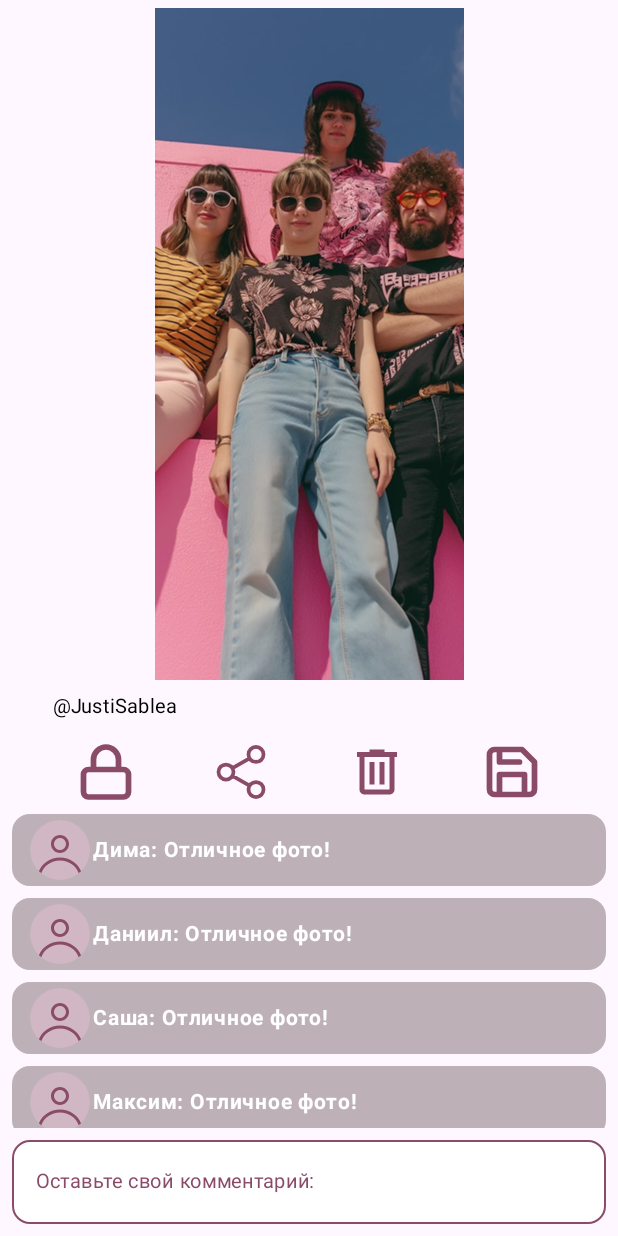
After one commit to Mixing-Visionary/Shiny-Appearance, an Android app built with Jetpack Compose: the composable MyPostScreen shown on its own in the app's theme, on a phone screen of 412 x 824 dp. The commit adds this screen. Run offline under Robolectric (Android 15) with nearby library versions, the phone set to English and light mode, and no system bars.

Commit message:
SCRUM-84 Добавлены экраны постов

```diff
--- /dev/null
+++ b/app/src/main/java/ru/visionary/mixing/shiny_appearance/presentation/components/CommentItem.kt
@@ -0,0 +1,63 @@
+package ru.visionary.mixing.shiny_appearance.presentation.components
+
+import androidx.compose.foundation.Image
+import androidx.compose.foundation.background
+import androidx.compose.foundation.clickable
+import androidx.compose.foundation.layout.Arrangement
+import androidx.compose.foundation.layout.Box
+import androidx.compose.foundation.layout.Row
+import androidx.compose.foundation.layout.fillMaxWidth
+import androidx.compose.foundation.layout.padding
+import androidx.compose.foundation.layout.size
+import androidx.compose.foundation.layout.wrapContentHeight
+import androidx.compose.foundation.shape.CircleShape
+import androidx.compose.foundation.shape.RoundedCornerShape
+import androidx.compose.material3.MaterialTheme
+import androidx.compose.material3.Text
+import androidx.compose.runtime.Composable
+import androidx.compose.ui.Alignment
+import androidx.compose.ui.Modifier
+import androidx.compose.ui.draw.clip
+import androidx.compose.ui.graphics.Color
+import androidx.compose.ui.res.painterResource
+import androidx.compose.ui.text.font.FontWeight
+import androidx.compose.ui.unit.dp
+import androidx.compose.ui.unit.sp
+import ru.visionary.mixing.shiny_appearance.R
+
+@Composable
+fun CommentItem(text: String) {
+    Box(
+        modifier = Modifier
+            .background(
+                color = MaterialTheme.colorScheme.surface,
+                shape = RoundedCornerShape(12.dp)
+            )
+            .fillMaxWidth()
+            .wrapContentHeight()
+            .clickable { }
+    ) {
+        Row(
+            modifier = Modifier
+                .fillMaxWidth()
+                .padding(horizontal = 12.dp, vertical = 4.dp),
+            verticalAlignment = Alignment.CenterVertically,
+            horizontalArrangement = Arrangement.Start
+        ) {
+            Image(
+                painter = painterResource(id = R.drawable.avatar),
+                contentDescription = "avatar",
+                modifier = Modifier
+                    .clip(CircleShape)
+                    .size(40.dp)
+            )
+            Text(
+                text = text,
+                fontSize = 14.sp,
+                fontWeight = FontWeight.Bold,
+                color = Color.White,
+                modifier = Modifier.padding(start = 2.dp)
+            )
+        }
+    }
+}
--- /dev/null
+++ b/app/src/main/java/ru/visionary/mixing/shiny_appearance/presentation/screen/MyPostScreen.kt
@@ -0,0 +1,278 @@
+package ru.visionary.mixing.shiny_appearance.presentation.screen
+
+import androidx.compose.animation.core.Animatable
+import androidx.compose.animation.core.tween
+import androidx.compose.foundation.Image
+import androidx.compose.foundation.background
+import androidx.compose.foundation.border
+import androidx.compose.foundation.clickable
+import androidx.compose.foundation.gestures.detectHorizontalDragGestures
+import androidx.compose.foundation.interaction.FocusInteraction
+import androidx.compose.foundation.interaction.MutableInteractionSource
+import androidx.compose.foundation.layout.Arrangement
+import androidx.compose.foundation.layout.Box
+import androidx.compose.foundation.layout.Column
+import androidx.compose.foundation.layout.Row
+import androidx.compose.foundation.layout.fillMaxHeight
+import androidx.compose.foundation.layout.fillMaxSize
+import androidx.compose.foundation.layout.fillMaxWidth
+import androidx.compose.foundation.layout.offset
+import androidx.compose.foundation.layout.padding
+import androidx.compose.foundation.layout.size
+import androidx.compose.foundation.layout.wrapContentHeight
+import androidx.compose.foundation.lazy.LazyColumn
+import androidx.compose.foundation.lazy.items
+import androidx.compose.foundation.shape.RoundedCornerShape
+import androidx.compose.material.icons.Icons
+import androidx.compose.material.icons.filled.ArrowForward
+import androidx.compose.material3.Icon
+import androidx.compose.material3.MaterialTheme
+import androidx.compose.material3.Text
+import androidx.compose.material3.TextField
+import androidx.compose.material3.TextFieldDefaults
+import androidx.compose.runtime.Composable
+import androidx.compose.runtime.LaunchedEffect
+import androidx.compose.runtime.getValue
+import androidx.compose.runtime.mutableStateListOf
+import androidx.compose.runtime.mutableStateOf
+import androidx.compose.runtime.remember
+import androidx.compose.runtime.rememberCoroutineScope
+import androidx.compose.runtime.setValue
+import androidx.compose.ui.Alignment
+import androidx.compose.ui.Modifier
+import androidx.compose.ui.focus.FocusRequester
+import androidx.compose.ui.focus.focusRequester
+import androidx.compose.ui.graphics.Color
+import androidx.compose.ui.input.pointer.pointerInput
+import androidx.compose.ui.platform.LocalFocusManager
+import androidx.compose.ui.res.painterResource
+import androidx.compose.ui.res.stringResource
+import androidx.compose.ui.text.TextStyle
+import androidx.compose.ui.unit.IntOffset
+import androidx.compose.ui.unit.dp
+import androidx.compose.ui.unit.sp
+import androidx.navigation.NavController
+import kotlinx.coroutines.launch
+import ru.visionary.mixing.shiny_appearance.R
+import ru.visionary.mixing.shiny_appearance.presentation.components.CommentItem
+import kotlin.math.roundToInt
+
+@Composable
+fun MyPostScreen(innerNavController: NavController) {
+    var comment by remember { mutableStateOf("") }
+    val interactionSource = remember { MutableInteractionSource() }
+
+    val focusManager = LocalFocusManager.current
+    val focusRequester = remember { FocusRequester() }
+
+    var writeComment by remember { mutableStateOf(false) }
+    val offsetX = remember {
+        Animatable(0f)
+    }
+
+    val scope = rememberCoroutineScope()
+
+    Box(
+        modifier = Modifier
+            .fillMaxSize()
+            .offset { IntOffset(offsetX.value.roundToInt(), 0) }
+            .pointerInput(Unit) {
+                detectHorizontalDragGestures(
+                    onHorizontalDrag = { _, dragAmount ->
+                        scope.launch {
+                            offsetX.snapTo((offsetX.value + dragAmount).coerceAtLeast(0f))
+                        }
+                    },
+                    onDragEnd = {
+                        scope.launch {
+                            if (offsetX.value > 300f) {
+                                offsetX.animateTo(
+                                    targetValue = 1000f,
+                                    animationSpec = tween(durationMillis = 200)
+                                )
+                                innerNavController.navigate("profile")
+                            } else {
+                                offsetX.animateTo(
+                                    targetValue = 0f,
+                                    animationSpec = tween(durationMillis = 200)
+                                )
+                            }
+                        }
+                    }
+                )
+            }
+            .background(MaterialTheme.colorScheme.background)
+    ) {
+        Column(
+            modifier = Modifier
+                .fillMaxSize()
+                .clickable(
+                    interactionSource = remember { MutableInteractionSource() },
+                    indication = null
+                ) {
+                    focusManager.clearFocus()
+                },
+            horizontalAlignment = Alignment.CenterHorizontally,
+            verticalArrangement = Arrangement.Top
+
+        ) {
+            Box(
+                modifier = Modifier
+                    .fillMaxWidth()
+                    .fillMaxHeight(0.55f)
+                    .padding(start = 8.dp, end = 8.dp, top = 5.dp)
+            ) {
+                Image(
+                    painter = painterResource(id = R.drawable.registrationscreen),
+                    contentDescription = "Image",
+                    modifier = Modifier
+                        .fillMaxSize()
+                )
+            }
+            Row(modifier = Modifier.fillMaxWidth().padding(vertical = 6.dp), horizontalArrangement = Arrangement.Start) {
+                Text(text = "@JustiSablea", color = MaterialTheme.colorScheme.onSurface, fontSize = 13.sp, modifier = Modifier.padding(start = 35.dp))
+            }
+            Row(
+                modifier = Modifier
+                    .fillMaxWidth()
+                    .padding(top = 5.dp),
+                verticalAlignment = Alignment.CenterVertically,
+                horizontalArrangement = Arrangement.SpaceEvenly
+            ) {
+                Icon(
+                    painter = painterResource(id = R.drawable.lock),
+                    contentDescription = "Приватность",
+                    tint = MaterialTheme.colorScheme.primary,
+                    modifier = Modifier
+                        .size(40.dp)
+                )
+                Icon(
+                    painter = painterResource(id = R.drawable.share),
+                    contentDescription = "Поделиться",
+                    tint = MaterialTheme.colorScheme.primary,
+                    modifier = Modifier
+                        .size(40.dp)
+                )
+                Icon(
+                    painter = painterResource(id = R.drawable.delete),
+                    contentDescription = "Удалить",
+                    tint = MaterialTheme.colorScheme.primary,
+                    modifier = Modifier
+                        .size(40.dp)
+                )
+                Icon(
+                    painter = painterResource(id = R.drawable.save),
+                    contentDescription = "Сохранить",
+                    tint = MaterialTheme.colorScheme.primary,
+                    modifier = Modifier
+                        .size(40.dp)
+                )
+            }
+            val immutableList = listOf(
+                "Дима: Отличное фото!",
+                "Даниил: Отличное фото!",
+                "Саша: Отличное фото!",
+                "Максим: Отличное фото!",
+                "Данила: Отличное фото!"
+            )
+            val list = remember { mutableStateListOf(*immutableList.toTypedArray()) }
+
+            LazyColumn(
+                modifier = Modifier
+                    .weight(1f)
+                    .fillMaxWidth()
+                    .padding(8.dp),
+                verticalArrangement = Arrangement.spacedBy(8.dp),
+            ) {
+                items(list) { text ->
+                    CommentItem(text = text)
+                }
+            }
+
+            LaunchedEffect(interactionSource) {
+                interactionSource.interactions.collect { interaction ->
+                    if (interaction is FocusInteraction.Focus) {
+                        writeComment = true
+                    }
+                }
+            }
+
+            Row(modifier = Modifier.padding(start = 8.dp, end = 8.dp, bottom = 8.dp)) {
+                Box(
+                    modifier = Modifier
+                        .background(
+                            color = Color.White,
+                            shape = RoundedCornerShape(12.dp)
+                        )
+                        .fillMaxWidth()
+                        .wrapContentHeight()
+                        .border(
+                            width = 1.dp,
+                            color = MaterialTheme.colorScheme.primary,
+                            shape = RoundedCornerShape(12.dp)
+                        )
+                        .clickable { writeComment = true }
+                ) {
+                    Row(
+                        modifier = Modifier
+                            .fillMaxWidth()
+                            .padding(end = 12.dp),
+                        verticalAlignment = Alignment.CenterVertically,
+                        horizontalArrangement = Arrangement.Start
+                    ) {
+                        TextField(value = comment,
+                            textStyle = TextStyle(fontSize = 13.sp),
+                            onValueChange = { newText ->
+                                if (newText.length <= 255) {
+                                    comment = newText
+                                }
+                            },
+                            placeholder = {
+                                Text(
+                                    text = stringResource(id = R.string.comment),
+                                    color = MaterialTheme.colorScheme.primary,
+                                    fontSize = 13.sp
+                                )
+                            },
+                            interactionSource = interactionSource,
+                            colors = TextFieldDefaults.colors(
+                                focusedContainerColor = Color.Transparent,
+                                unfocusedContainerColor = Color.Transparent,
+                                disabledContainerColor = Color.Transparent,
+                                cursorColor = MaterialTheme.colorScheme.onSurface,
+                                focusedIndicatorColor = Color.Transparent,
+                                unfocusedIndicatorColor = Color.Transparent,
+                                disabledIndicatorColor = Color.Transparent,
+                            ),
+                            modifier = Modifier
+                                .weight(1f)
+                                .focusRequester(focusRequester)
+                                .clickable(
+                                    interactionSource = remember { MutableInteractionSource() },
+                                    indication = null
+                                ) {
+
+                                }
+                        )
+                        Icon(
+                            imageVector = Icons.Default.ArrowForward,
+                            contentDescription = "icon",
+                            tint = if (writeComment) {
+                                MaterialTheme.colorScheme.primary
+                            } else {
+                                Color.Transparent
+                            },
+                            modifier = Modifier
+                                .padding(vertical = 10.dp)
+                                .clickable {
+                                    list.add("Нелли: " + comment)
+                                    comment = ""
+                                    writeComment = false
+                                }
+                        )
+                    }
+                }
+            }
+        }
+    }
+}
--- /dev/null
+++ b/app/src/main/res/drawable/lock.xml
@@ -0,0 +1,13 @@
+<vector xmlns:android="http://schemas.android.com/apk/res/android"
+    android:width="42dp"
+    android:height="42dp"
+    android:viewportWidth="42"
+    android:viewportHeight="42">
+  <path
+      android:pathData="M12.25,19.25V12.25C12.25,9.929 13.172,7.704 14.813,6.063C16.454,4.422 18.679,3.5 21,3.5C23.321,3.5 25.546,4.422 27.187,6.063C28.828,7.704 29.75,9.929 29.75,12.25V19.25M8.75,19.25H33.25C35.183,19.25 36.75,20.817 36.75,22.75V35C36.75,36.933 35.183,38.5 33.25,38.5H8.75C6.817,38.5 5.25,36.933 5.25,35V22.75C5.25,20.817 6.817,19.25 8.75,19.25Z"
+      android:strokeLineJoin="round"
+      android:strokeWidth="4"
+      android:fillColor="#00000000"
+      android:strokeColor="#8A4B68"
+      android:strokeLineCap="round"/>
+</vector>
--- a/app/src/main/res/values/strings.xml
+++ b/app/src/main/res/values/strings.xml
@@ -56,5 +56,7 @@
     <string name="to_publish">"Опубликовать"</string>
     <string name="to_personal">"В личное"</string>
 
+    <string name="comment">"Оставьте свой комментарий:"</string>
+
 
 </resources>
```
Also changed, not shown: app/src/main/java/ru/visionary/mixing/shiny_appearance/presentation/screen/MainTabScreen.kt (+16 -1 lines), app/src/main/java/ru/visionary/mixing/shiny_appearance/presentation/screen/MyProfileScreen.kt (+9 -4 lines), app/src/main/java/ru/visionary/mixing/shiny_appearance/presentation/screen/OtherPostScreen.kt (added, +271 -0 lines), app/src/main/res/drawable/favorite.xml (added, +13 -0 lines), app/src/main/java/ru/visionary/mixing/shiny_appearance/MainActivity.kt (line endings or trailing spaces).
